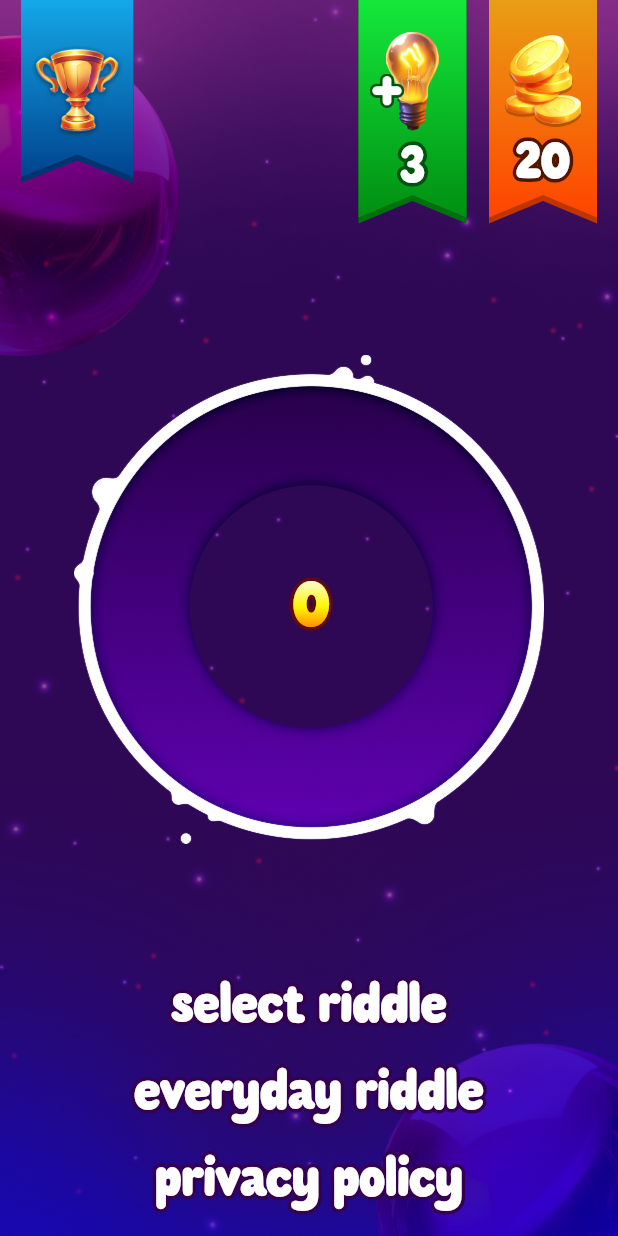
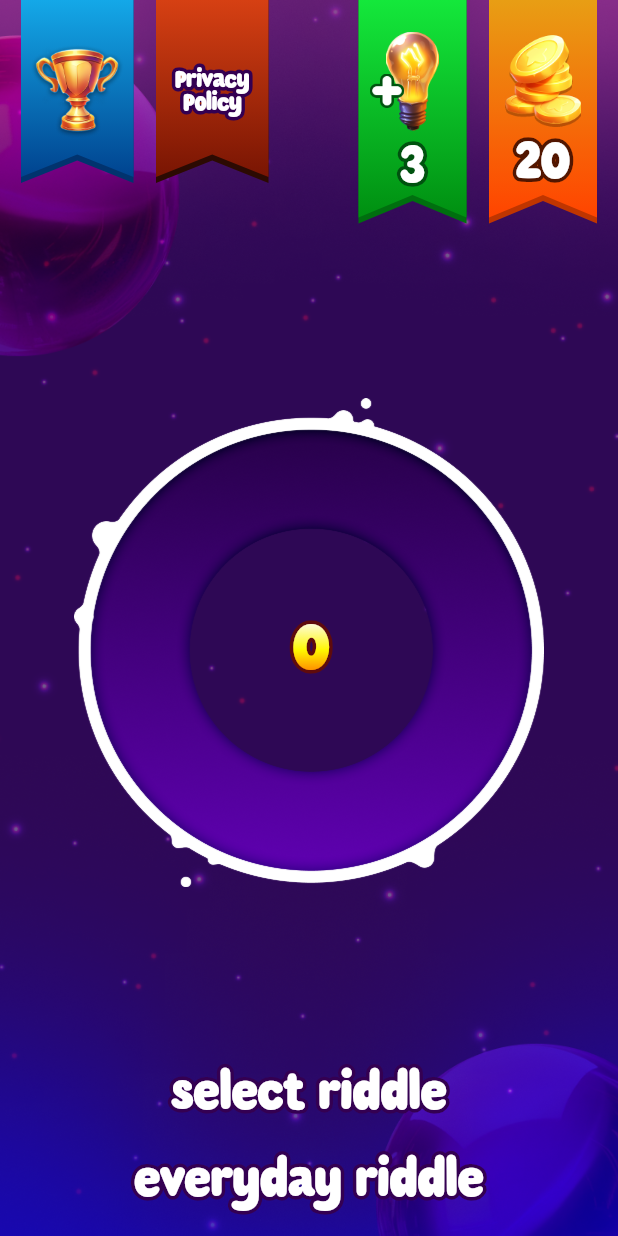
Before and after one commit to jaanaling/brainstorm, a Flutter app: the MainScreen screen opened by its route, on a phone screen of 412 x 824 dp. Run offline on Flutter 3.47's test engine with Material 3 defaults, Android fonts, the phone set to English and light mode, and no system bars; our stand-ins replace bloc, equatable, firebase_core, flutter_bloc, flutter_svg, gap and 8 more; missing offline and left inert: core_amplitude, core_logic, dart:ffi, inner_glow; accounts and stored records are empty; statements that could not run were skipped.

Commit message:
added riddles

```diff
--- a/lib/src/feature/game/presentation/main_screen.dart
+++ b/lib/src/feature/game/presentation/main_screen.dart
@@ -58,6 +58,27 @@ class MainScreen extends StatelessWidget {
                         ],
                         context,
                         const Color(0xFF01336e),
+                        width: 75,
+                        height: 118,
+                      ),
+                      Gap(15),
+                      _buildFlagItem(
+                        () {
+                          context.push(
+                            '${RouteValue.home.path}/${RouteValue.privicy.path}',
+                          );
+                        },
+                        TextWithBorder(
+                          textAlign: TextAlign.center,
+                            text: 'Privacy\nPolicy',
+                            borderColor: Color(0xFF340052),
+                            fontSize: 16),
+                        [
+                          const Color.fromARGB(255, 214, 64, 19),
+                          const Color.fromARGB(255, 121, 21, 3),
+                        ],
+                        context,
+                        const Color.fromARGB(255, 44, 10, 2),
                         width: 75,
                         height: 118,
                       ),
@@ -141,7 +162,7 @@ class MainScreen extends StatelessWidget {
                           0,
                           (sum, element) => sum + element.scoreReward,
                         ),
-                        point: state.user.points,
+                    point: state.user.points,
                   ),
                 ),
                 const Spacer(),
@@ -162,14 +183,7 @@ class MainScreen extends StatelessWidget {
                   ),
                 ),
                 const Gap(14),
-                  AppButton(
-                  text: 'privacy policy',
-                  color: ButtonColors.purple,
-                  onPressed: () => context.push(
-                    '${RouteValue.home.path}/${RouteValue.privicy.path}',
-                  ),
-                ),
-                const Gap(14),
+
               ],
             ),
           );
@@ -419,15 +433,21 @@ void showBuyHintDialog(BuildContext context) {
                 bottom: 20,
                 child: AppButton(
                   color: ButtonColors.yellow,
-                  text: (context.read<AppBloc>().state as AppLoaded).user.coins > 15 ?'buy' : 'not enough coins',
+                  text:
+                      (context.read<AppBloc>().state as AppLoaded).user.coins >
+                              15
+                          ? 'buy'
+                          : 'not enough coins',
                   width: 183,
                   height: 69,
                   onPressed: () {
                     context.pop();
-                    if( (context.read<AppBloc>().state  as AppLoaded).user.coins > 15) {
+                    if ((context.read<AppBloc>().state as AppLoaded)
+                            .user
+                            .coins >
+                        15) {
                       context.read<AppBloc>().add(BuyHint());
                     }
-
                   },
                 ),
               ),
@@ -563,8 +583,7 @@ class _RoundedPieChartState extends State<RoundedPieChart>
                 children: [
                   GradientText(widget.point.toString(), fontSize: 43),
                   CustomPaint(
-                    size:
-                         Size(294, 294),
+                    size: Size(294, 294),
                     painter: PieChartPainter(_animation.value, context,
                         isHomeScreen: widget.isHomeScreen),
                   ),
```
Also changed, not shown: 26 other files.
